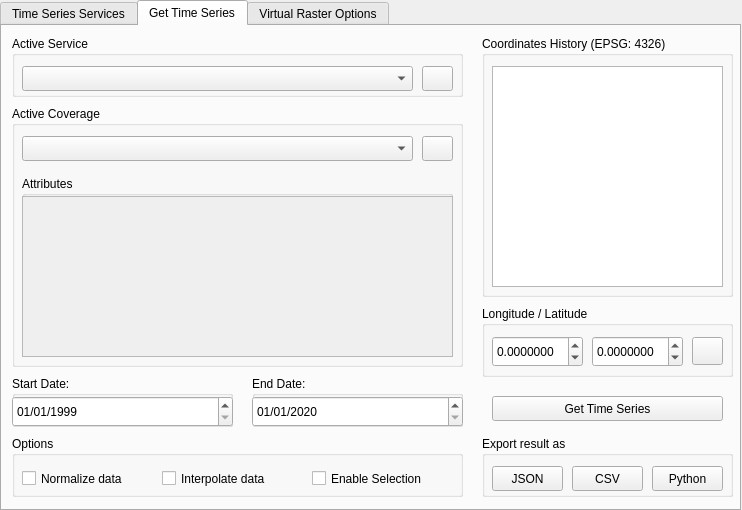
The window that wtss_plugin/wtss_qgis_dialog_base.ui (brazil-data-cube/wtss-qgis) describes before a commit, drawn with Qt 5.
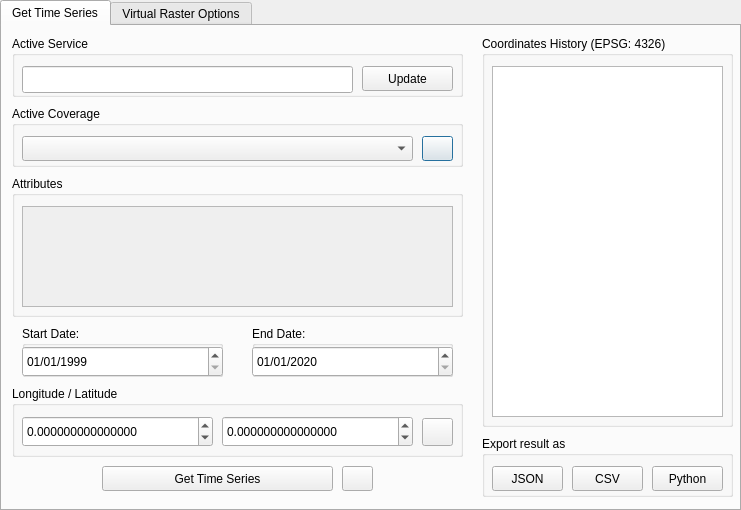
The same window after the commit. The open tabs and pages were chosen to show the change.

Commit message: [#92, #85, #84] Remove activate services tab and remove advanced options

The edit to the form file:
```diff
--- a/wtss_plugin/wtss_qgis_dialog_base.ui
+++ b/wtss_plugin/wtss_qgis_dialog_base.ui
@@ -6,7 +6,7 @@
    <rect>
     <x>0</x>
     <y>0</y>
-    <width>742</width>
+    <width>741</width>
     <height>510</height>
    </rect>
   </property>
@@ -37,168 +37,6 @@
    <property name="currentIndex">
     <number>0</number>
    </property>
-   <widget class="QWidget" name="services_tab">
-    <attribute name="title">
-     <string>Time Series Services</string>
-    </attribute>
-    <widget class="QGroupBox" name="registry">
-     <property name="geometry">
-      <rect>
-       <x>10</x>
-       <y>10</y>
-       <width>401</width>
-       <height>461</height>
-      </rect>
-     </property>
-     <property name="title">
-      <string>REGISTERED SERVICES</string>
-     </property>
-     <widget class="QTreeView" name="data">
-      <property name="geometry">
-       <rect>
-        <x>10</x>
-        <y>30</y>
-        <width>381</width>
-        <height>331</height>
-       </rect>
-      </property>
-     </widget>
-     <widget class="QGroupBox" name="groupBox">
-      <property name="geometry">
-       <rect>
-        <x>10</x>
-        <y>370</y>
-        <width>151</width>
-        <height>51</height>
-       </rect>
-      </property>
-      <property name="title">
-       <string>Service Name</string>
-      </property>
-      <widget class="QLineEdit" name="service_name">
-       <property name="geometry">
-        <rect>
-         <x>0</x>
-         <y>20</y>
-         <width>151</width>
-         <height>31</height>
-        </rect>
-       </property>
-      </widget>
-     </widget>
-     <widget class="QPushButton" name="save_service">
-      <property name="geometry">
-       <rect>
-        <x>270</x>
-        <y>430</y>
-        <width>123</width>
-        <height>25</height>
-       </rect>
-      </property>
-      <property name="text">
-       <string>Add</string>
-      </property>
-     </widget>
-     <widget class="QGroupBox" name="host">
-      <property name="geometry">
-       <rect>
-        <x>180</x>
-        <y>370</y>
-        <width>211</width>
-        <height>51</height>
-       </rect>
-      </property>
-      <property name="title">
-       <string>Host</string>
-      </property>
-      <widget class="QLineEdit" name="service_host">
-       <property name="geometry">
-        <rect>
-         <x>0</x>
-         <y>20</y>
-         <width>211</width>
-         <height>31</height>
-        </rect>
-       </property>
-      </widget>
-     </widget>
-    </widget>
-    <widget class="QGroupBox" name="metadata">
-     <property name="geometry">
-      <rect>
-       <x>420</x>
-       <y>10</y>
-       <width>311</width>
-       <height>391</height>
-      </rect>
-     </property>
-     <property name="title">
-      <string>SERVICES METADATA</string>
-     </property>
-     <widget class="QScrollArea" name="metadata_scroll_area">
-      <property name="geometry">
-       <rect>
-        <x>10</x>
-        <y>30</y>
-        <width>291</width>
-        <height>351</height>
-       </rect>
-      </property>
-      <property name="widgetResizable">
-       <bool>true</bool>
-      </property>
-      <widget class="QWidget" name="metadata_content">
-       <property name="geometry">
-        <rect>
-         <x>0</x>
-         <y>0</y>
-         <width>289</width>
-         <height>349</height>
-        </rect>
-       </property>
-      </widget>
-     </widget>
-    </widget>
-    <widget class="QGroupBox" name="active_service_options">
-     <property name="geometry">
-      <rect>
-       <x>420</x>
-       <y>410</y>
-       <width>311</width>
-       <height>61</height>
-      </rect>
-     </property>
-     <property name="title">
-      <string>Active Service</string>
-     </property>
-     <widget class="QPushButton" name="edit_service">
-      <property name="geometry">
-       <rect>
-        <x>20</x>
-        <y>30</y>
-        <width>131</width>
-        <height>25</height>
-       </rect>
-      </property>
-      <property name="text">
-       <string>Edit</string>
-      </property>
-     </widget>
-     <widget class="QPushButton" name="delete_service">
-      <property name="geometry">
-       <rect>
-        <x>170</x>
-        <y>30</y>
-        <width>121</width>
-        <height>25</height>
-       </rect>
-      </property>
-      <property name="text">
-       <string>Remove</string>
-      </property>
-     </widget>
-    </widget>
-   </widget>
    <widget class="QWidget" name="time_series_tab">
     <attribute name="title">
      <string>Get Time Series</string>
@@ -209,48 +47,12 @@
        <x>10</x>
        <y>80</y>
        <width>451</width>
-       <height>261</height>
+       <height>61</height>
       </rect>
      </property>
      <property name="title">
       <string>Active Coverage</string>
      </property>
-     <widget class="QGroupBox" name="bands_group">
-      <property name="geometry">
-       <rect>
-        <x>10</x>
-        <y>70</y>
-        <width>431</width>
-        <height>181</height>
-       </rect>
-      </property>
-      <property name="title">
-       <string>Attributes</string>
-      </property>
-      <widget class="QScrollArea" name="bands_scroll">
-       <property name="geometry">
-        <rect>
-         <x>0</x>
-         <y>20</y>
-         <width>431</width>
-         <height>161</height>
-        </rect>
-       </property>
-       <property name="widgetResizable">
-        <bool>true</bool>
-       </property>
-       <widget class="QWidget" name="band_list">
-        <property name="geometry">
-         <rect>
-          <x>0</x>
-          <y>0</y>
-          <width>429</width>
-          <height>159</height>
-         </rect>
-        </property>
-       </widget>
-      </widget>
-     </widget>
      <widget class="QComboBox" name="coverage_selection">
       <property name="geometry">
        <rect>
@@ -287,27 +89,27 @@
      <property name="title">
       <string>Active Service</string>
      </property>
-     <widget class="QComboBox" name="service_selection">
+     <widget class="QLineEdit" name="wtss_server_label">
       <property name="geometry">
        <rect>
         <x>10</x>
         <y>30</y>
-        <width>391</width>
-        <height>25</height>
+        <width>331</width>
+        <height>27</height>
        </rect>
       </property>
      </widget>
-     <widget class="QPushButton" name="show_help_button">
+     <widget class="QPushButton" name="wtss_server_label_update">
       <property name="geometry">
        <rect>
-        <x>410</x>
+        <x>350</x>
         <y>30</y>
-        <width>31</width>
+        <width>91</width>
         <height>25</height>
        </rect>
       </property>
       <property name="text">
-       <string/>
+       <string>Update</string>
       </property>
      </widget>
     </widget>
@@ -378,14 +180,112 @@
       </property>
      </widget>
     </widget>
+    <widget class="QGroupBox" name="history">
+     <property name="geometry">
+      <rect>
+       <x>480</x>
+       <y>10</y>
+       <width>251</width>
+       <height>391</height>
+      </rect>
+     </property>
+     <property name="title">
+      <string>Coordinates History (EPSG: 4326)</string>
+     </property>
+     <widget class="QListWidget" name="history_list">
+      <property name="geometry">
+       <rect>
+        <x>10</x>
+        <y>30</y>
+        <width>231</width>
+        <height>351</height>
+       </rect>
+      </property>
+      <property name="editTriggers">
+       <set>QAbstractItemView::CurrentChanged</set>
+      </property>
+     </widget>
+    </widget>
+    <widget class="QGroupBox" name="start_date_group">
+     <property name="geometry">
+      <rect>
+       <x>20</x>
+       <y>300</y>
+       <width>201</width>
+       <height>51</height>
+      </rect>
+     </property>
+     <property name="title">
+      <string>Start Date:</string>
+     </property>
+     <widget class="QDateEdit" name="start_date">
+      <property name="geometry">
+       <rect>
+        <x>0</x>
+        <y>20</y>
+        <width>201</width>
+        <height>31</height>
+       </rect>
+      </property>
+      <property name="dateTime">
+       <datetime>
+        <hour>0</hour>
+        <minute>0</minute>
+        <second>0</second>
+        <year>1999</year>
+        <month>1</month>
+        <day>1</day>
+       </datetime>
+      </property>
+      <property name="displayFormat">
+       <string>dd/MM/yyyy</string>
+      </property>
+     </widget>
+    </widget>
+    <widget class="QGroupBox" name="bands_group">
+     <property name="geometry">
+      <rect>
+       <x>10</x>
+       <y>150</y>
+       <width>451</width>
+       <height>141</height>
+      </rect>
+     </property>
+     <property name="title">
+      <string>Attributes</string>
+     </property>
+     <widget class="QScrollArea" name="bands_scroll">
+      <property name="geometry">
+       <rect>
+        <x>10</x>
+        <y>30</y>
+        <width>431</width>
+        <height>101</height>
+       </rect>
+      </property>
+      <property name="widgetResizable">
+       <bool>true</bool>
+      </property>
+      <widget class="QWidget" name="band_list">
+       <property name="geometry">
+        <rect>
+         <x>0</x>
+         <y>0</y>
+         <width>429</width>
+         <height>99</height>
+        </rect>
+       </property>
+      </widget>
+     </widget>
+    </widget>
     <widget class="QPushButton" name="search_button">
      <property name="enabled">
       <bool>true</bool>
      </property>
      <property name="geometry">
       <rect>
-       <x>490</x>
-       <y>370</y>
+       <x>100</x>
+       <y>440</y>
        <width>231</width>
        <height>25</height>
       </rect>
@@ -403,9 +303,9 @@
     <widget class="QGroupBox" name="longitudelatitudeBox">
      <property name="geometry">
       <rect>
-       <x>480</x>
-       <y>280</y>
-       <width>251</width>
+       <x>10</x>
+       <y>360</y>
+       <width>451</width>
        <height>71</height>
       </rect>
      </property>
@@ -417,12 +317,12 @@
        <rect>
         <x>10</x>
         <y>30</y>
-        <width>91</width>
+        <width>191</width>
         <height>31</height>
        </rect>
       </property>
       <property name="decimals">
-       <number>7</number>
+       <number>15</number>
       </property>
       <property name="minimum">
        <double>-180.000000000000000</double>
@@ -437,17 +337,30 @@
        <double>0.000000000000000</double>
       </property>
      </widget>
+     <widget class="QPushButton" name="zoom_selected_point">
+      <property name="geometry">
+       <rect>
+        <x>410</x>
+        <y>32</y>
+        <width>31</width>
+        <height>28</height>
+       </rect>
+      </property>
+      <property name="text">
+       <string/>
+      </property>
+     </widget>
      <widget class="QDoubleSpinBox" name="input_latitude">
       <property name="geometry">
        <rect>
-        <x>110</x>
+        <x>210</x>
         <y>30</y>
-        <width>91</width>
+        <width>191</width>
         <height>31</height>
        </rect>
       </property>
       <property name="decimals">
-       <number>7</number>
+       <number>15</number>
       </property>
       <property name="minimum">
        <double>-90.000000000000000</double>
@@ -462,88 +375,26 @@
        <double>0.000000000000000</double>
       </property>
      </widget>
-     <widget class="QPushButton" name="zoom_selected_point">
-      <property name="geometry">
-       <rect>
-        <x>210</x>
-        <y>31</y>
-        <width>31</width>
-        <height>28</height>
-       </rect>
-      </property>
-      <property name="text">
-       <string/>
-      </property>
-     </widget>
     </widget>
-    <widget class="QGroupBox" name="history">
+    <widget class="QPushButton" name="show_help_button">
      <property name="geometry">
       <rect>
-       <x>480</x>
-       <y>10</y>
-       <width>251</width>
-       <height>261</height>
+       <x>340</x>
+       <y>440</y>
+       <width>31</width>
+       <height>25</height>
       </rect>
      </property>
-     <property name="title">
-      <string>Coordinates History (EPSG: 4326)</string>
+     <property name="text">
+      <string/>
      </property>
-     <widget class="QListWidget" name="history_list">
-      <property name="geometry">
-       <rect>
-        <x>10</x>
-        <y>30</y>
-        <width>231</width>
-        <height>221</height>
-       </rect>
-      </property>
-      <property name="editTriggers">
-       <set>QAbstractItemView::CurrentChanged</set>
-      </property>
-     </widget>
-    </widget>
-    <widget class="QGroupBox" name="start_date_group">
-     <property name="geometry">
-      <rect>
-       <x>10</x>
-       <y>350</y>
-       <width>221</width>
-       <height>51</height>
-      </rect>
-     </property>
-     <property name="title">
-      <string>Start Date:</string>
-     </property>
-     <widget class="QDateEdit" name="start_date">
-      <property name="geometry">
-       <rect>
-        <x>0</x>
-        <y>20</y>
-        <width>221</width>
-        <height>31</height>
-       </rect>
-      </property>
-      <property name="dateTime">
-       <datetime>
-        <hour>0</hour>
-        <minute>0</minute>
-        <second>0</second>
-        <year>1999</year>
-        <month>1</month>
-        <day>1</day>
-       </datetime>
-      </property>
-      <property name="displayFormat">
-       <string>dd/MM/yyyy</string>
-      </property>
-     </widget>
     </widget>
     <widget class="QGroupBox" name="end_date_group">
      <property name="geometry">
       <rect>
        <x>250</x>
-       <y>350</y>
-       <width>211</width>
+       <y>300</y>
+       <width>201</width>
        <height>51</height>
       </rect>
      </property>
@@ -555,7 +406,7 @@
        <rect>
         <x>0</x>
         <y>20</y>
-        <width>211</width>
+        <width>201</width>
         <height>31</height>
        </rect>
       </property>
@@ -574,58 +425,6 @@
       </property>
      </widget>
     </widget>
-    <widget class="QGroupBox" name="advanced_options_group">
-     <property name="geometry">
-      <rect>
-       <x>10</x>
-       <y>410</y>
-       <width>451</width>
-       <height>61</height>
-      </rect>
-     </property>
-     <property name="title">
-      <string>Options</string>
-     </property>
-     <widget class="QCheckBox" name="normalize_data">
-      <property name="geometry">
-       <rect>
-        <x>10</x>
-        <y>30</y>
-        <width>131</width>
-        <height>25</height>
-       </rect>
-      </property>
-      <property name="text">
-       <string>Normalize data</string>
-      </property>
-     </widget>
-     <widget class="QCheckBox" name="interpolate_data">
-      <property name="geometry">
-       <rect>
-        <x>150</x>
-        <y>30</y>
-        <width>131</width>
-        <height>25</height>
-       </rect>
-      </property>
-      <property name="text">
-       <string>Interpolate data</string>
-      </property>
-     </widget>
-     <widget class="QCheckBox" name="enable_canvas_point">
-      <property name="geometry">
-       <rect>
-        <x>300</x>
-        <y>30</y>
-        <width>141</width>
-        <height>25</height>
-       </rect>
-      </property>
-      <property name="text">
-       <string>Enable Selection</string>
-      </property>
-     </widget>
-    </widget>
    </widget>
    <widget class="QWidget" name="tab">
     <attribute name="title">
@@ -777,7 +576,7 @@
   <widget class="QLabel" name="loading_label">
    <property name="geometry">
     <rect>
-     <x>0</x>
+     <x>-1</x>
      <y>0</y>
      <width>741</width>
      <height>511</height>
```
